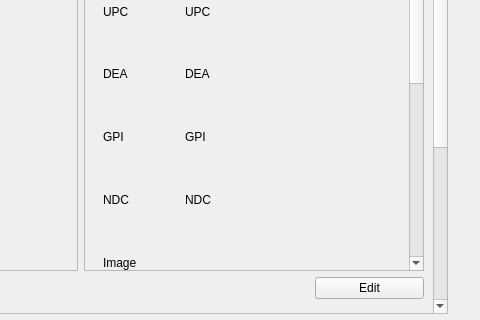
This is managementscreen.ui in WNewsome/Pharmaceutical-Point-of-Sale as Qt 5 draws it before an edit; both pictures show x 333 to 813 and y 307 to 627 of the 813 by 627 pixel window. The edited form follows.
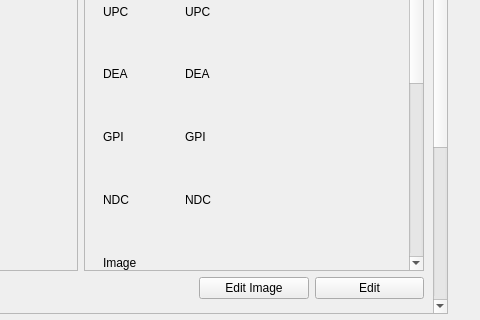
This is the edited form.

Commit message: unenabled buttons

```diff
--- a/managementscreen.ui
+++ b/managementscreen.ui
@@ -35,7 +35,7 @@
     <property name="geometry">
      <rect>
       <x>0</x>
-      <y>-20</y>
+      <y>-288</y>
       <width>748</width>
       <height>897</height>
      </rect>
@@ -431,6 +431,13 @@
        </property>
       </widget>
      </item>
+     <item row="3" column="2">
+      <widget class="QPushButton" name="editimage">
+       <property name="text">
+        <string>Edit Image</string>
+       </property>
+      </widget>
+     </item>
     </layout>
    </widget>
   </widget>
```
Left out of the diff: 54 changed lines with no effect on the pictures. The commit also changes 3 other files.
